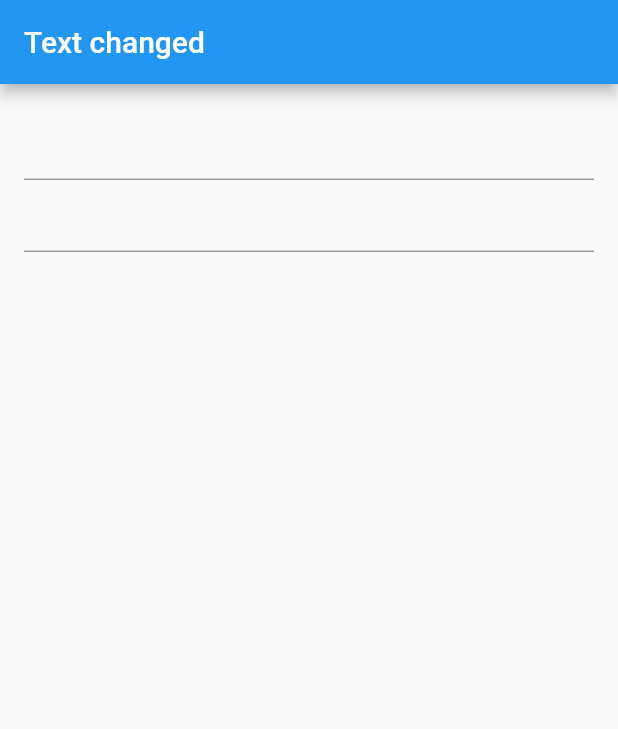
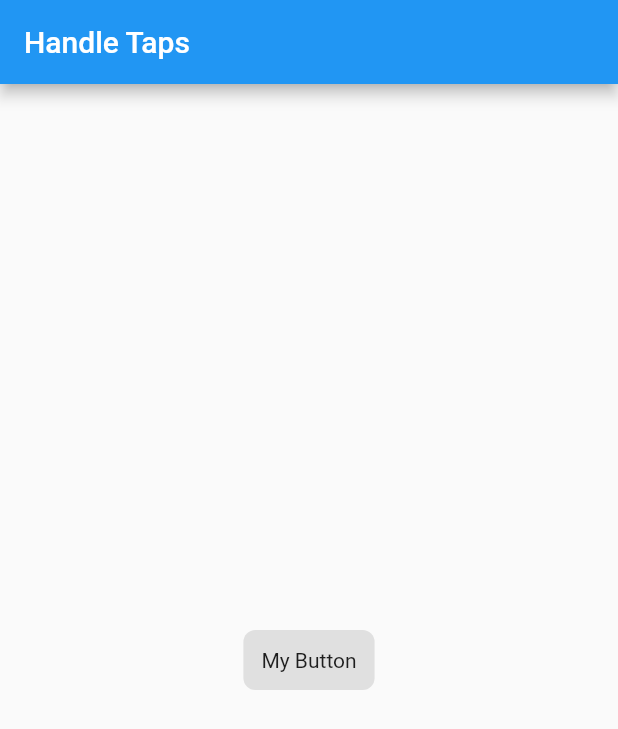
Before and after one commit to life2smile/flutter_learn, a Flutter app: the screen it shows after launch, on a phone screen of 412 x 824 dp. Shown: the top 729 px of the screen. Run offline on Flutter 3.47's test engine with Material 2 defaults, Android fonts, the phone set to English and light mode, and no system bars.

Commit message:
feat: add hanlde taps

```diff
--- /dev/null
+++ b/lib/gestures/HandleTaps.dart
@@ -0,0 +1,36 @@
+import 'package:flutter/cupertino.dart';
+import 'package:flutter/material.dart';
+
+class HandleTaps extends StatelessWidget {
+  @override
+  Widget build(BuildContext context) {
+    return MaterialApp(
+      home: Scaffold(
+        appBar: AppBar(title: Text('Handle Taps')),
+        body: Center(child:CustomBtn()),
+      ),
+    );
+  }
+}
+
+class CustomBtn extends StatelessWidget {
+  @override
+  Widget build(BuildContext context) {
+    return GestureDetector(
+      onTap: () {
+        final snackBar = SnackBar(
+          content: Text("tap"),
+        );
+        Scaffold.of(context).showSnackBar(snackBar);
+      },
+      child: Container(
+        padding: EdgeInsets.all(12.0),
+        decoration: BoxDecoration(
+            color: Theme.of(context).buttonColor,
+            borderRadius: BorderRadius.circular(8.0)),
+        child: Text('My Button'),
+
+      ),
+    );
+  }
+}
--- /dev/null
+++ b/lib/gestures/TouchRipple.dart
@@ -0,0 +1,40 @@
+import 'package:flutter/cupertino.dart';
+import 'package:flutter/material.dart';
+
+class TouchRipple extends StatelessWidget {
+  @override
+  Widget build(BuildContext context) {
+    return MaterialApp(
+      home: TouchRipplePage(),
+    );
+  }
+}
+
+class TouchRipplePage extends StatelessWidget {
+  @override
+  Widget build(BuildContext context) {
+    return Scaffold(
+      appBar: AppBar(
+        title: Text("Touch Ripple"),
+      ),
+      body: Center(
+        child: TouchRippleWidget(),
+      ),
+    );
+  }
+}
+
+class TouchRippleWidget extends StatelessWidget {
+  @override
+  Widget build(BuildContext context) {
+    return InkWell(
+      child: Container(
+        padding: EdgeInsets.all(12.0),
+        child: Text('Flat Button'),
+      ),
+      onTap: () {
+        Scaffold.of(context).showSnackBar(SnackBar(content: Text("tap me")));
+      },
+    );
+  }
+}
--- a/lib/main.dart
+++ b/lib/main.dart
@@ -1,6 +1,8 @@
 import 'package:flutter/material.dart';
 import 'package:flutter_app_learn/animation/FadeInAndOut.dart';
 import 'package:flutter_app_learn/drawer/CustomDrawer.dart';
+import 'package:flutter_app_learn/gestures/HandleTaps.dart';
+import 'package:flutter_app_learn/gestures/TouchRipple.dart';
 import 'package:flutter_app_learn/orientation/OrientationDemo.dart';
 import 'package:flutter_app_learn/snackBar/CustomSnackBar.dart';
 import 'package:flutter_app_learn/tabs/MyTab.dart';
@@ -21,4 +23,6 @@ void main(){
   runApp(FormValidateApp());
   runApp(FocusTextField());
   runApp(ListenTextFieldChange());
+  runApp(TouchRipple());
+  runApp(HandleTaps());
 }
```
